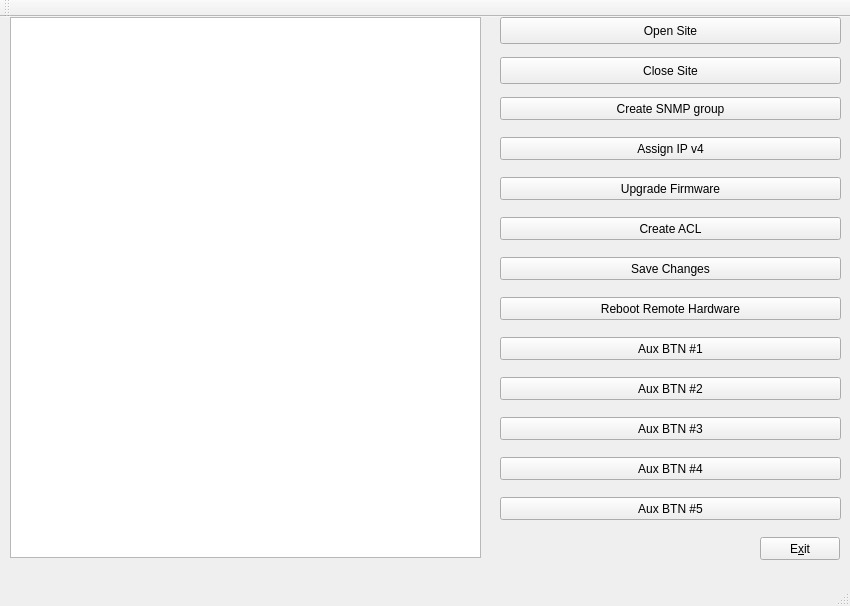
metallistov20/trafinject-2, file iface.ui: the form before one commit.
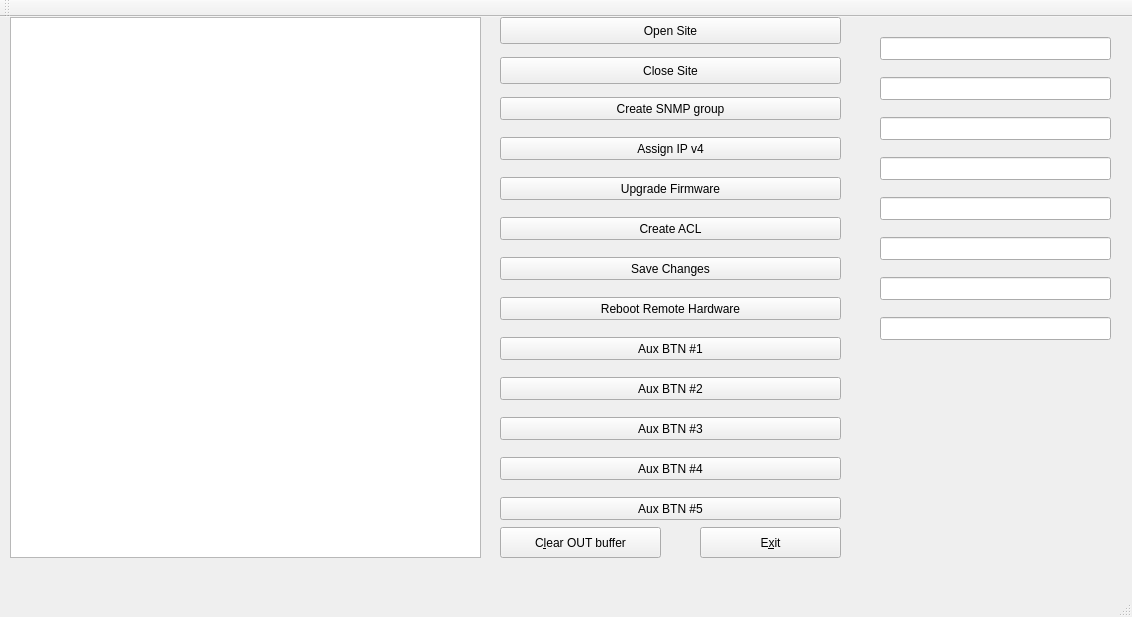
The form after the commit.

Commit message: Rest functions tested; few EditBoxes added

Patch:
```diff
--- a/iface.ui
+++ b/iface.ui
@@ -6,8 +6,8 @@
    <rect>
     <x>0</x>
     <y>0</y>
-    <width>850</width>
-    <height>606</height>
+    <width>1132</width>
+    <height>617</height>
    </rect>
   </property>
   <property name="windowTitle">
@@ -131,10 +131,10 @@
    <widget class="QPushButton" name="pushButtonExit">
     <property name="geometry">
      <rect>
-      <x>760</x>
-      <y>520</y>
-      <width>80</width>
-      <height>23</height>
+      <x>700</x>
+      <y>510</y>
+      <width>141</width>
+      <height>31</height>
      </rect>
     </property>
     <property name="text">
@@ -206,6 +206,106 @@
      <string>Aux BTN #5</string>
     </property>
    </widget>
+   <widget class="QPushButton" name="pushButtonClear">
+    <property name="geometry">
+     <rect>
+      <x>500</x>
+      <y>510</y>
+      <width>161</width>
+      <height>31</height>
+     </rect>
+    </property>
+    <property name="text">
+     <string>C&amp;lear OUT buffer</string>
+    </property>
+   </widget>
+   <widget class="QLineEdit" name="lineEdit">
+    <property name="geometry">
+     <rect>
+      <x>880</x>
+      <y>20</y>
+      <width>231</width>
+      <height>23</height>
+     </rect>
+    </property>
+   </widget>
+   <widget class="QLineEdit" name="lineEdit_2">
+    <property name="geometry">
+     <rect>
+      <x>880</x>
+      <y>60</y>
+      <width>231</width>
+      <height>23</height>
+     </rect>
+    </property>
+   </widget>
+
+   <widget class="QLineEdit" name="lineEdit_3">
+    <property name="geometry">
+     <rect>
+      <x>880</x>
+      <y>100</y>
+      <width>231</width>
+      <height>23</height>
+     </rect>
+    </property>
+   </widget>
+
+   <widget class="QLineEdit" name="lineEdit_4">
+    <property name="geometry">
+     <rect>
+      <x>880</x>
+      <y>140</y>
+      <width>231</width>
+      <height>23</height>
+     </rect>
+    </property>
+   </widget>
+
+   <widget class="QLineEdit" name="lineEdit_5">
+    <property name="geometry">
+     <rect>
+      <x>880</x>
+      <y>180</y>
+      <width>231</width>
+      <height>23</height>
+     </rect>
+    </property>
+   </widget>
+
+   <widget class="QLineEdit" name="lineEdit_6">
+    <property name="geometry">
+     <rect>
+      <x>880</x>
+      <y>220</y>
+      <width>231</width>
+      <height>23</height>
+     </rect>
+    </property>
+   </widget>
+
+   <widget class="QLineEdit" name="lineEdit_7">
+    <property name="geometry">
+     <rect>
+      <x>880</x>
+      <y>260</y>
+      <width>231</width>
+      <height>23</height>
+     </rect>
+    </property>
+   </widget>
+
+   <widget class="QLineEdit" name="lineEdit_8">
+    <property name="geometry">
+     <rect>
+      <x>880</x>
+      <y>300</y>
+      <width>231</width>
+      <height>23</height>
+     </rect>
+    </property>
+   </widget>
+
   </widget>
   <widget class="QMenuBar" name="menuBar">
    <property name="geometry">
```
Left out of the diff: 2 changed lines with no effect on the pictures. The commit also changes 3 other files.
